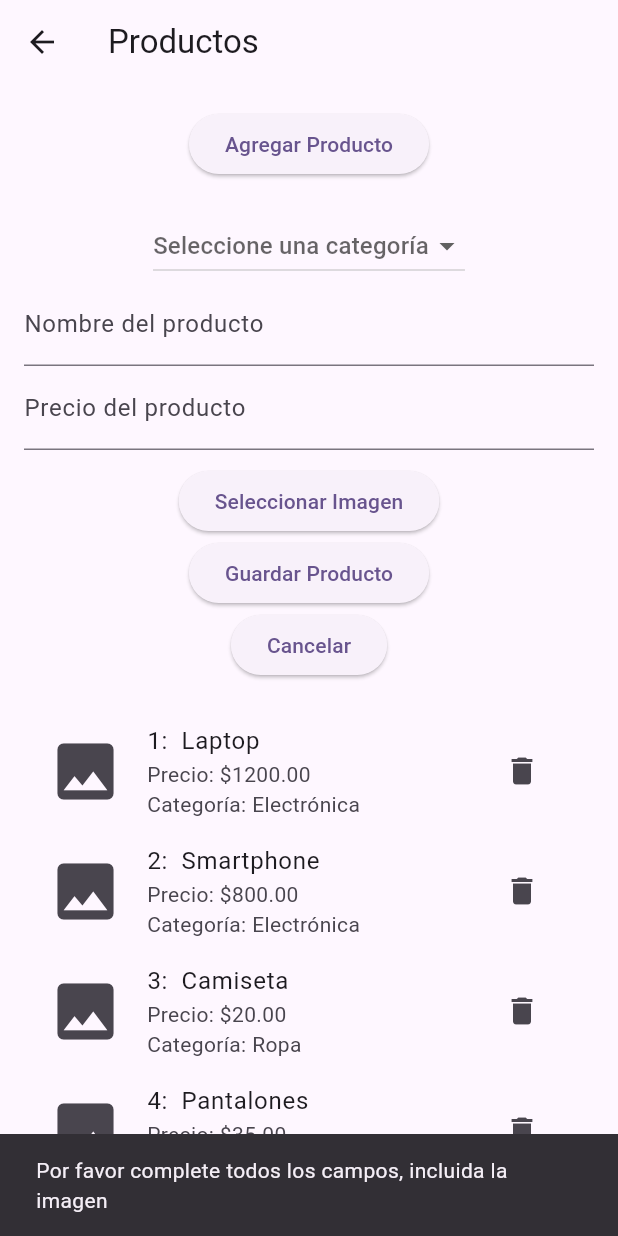
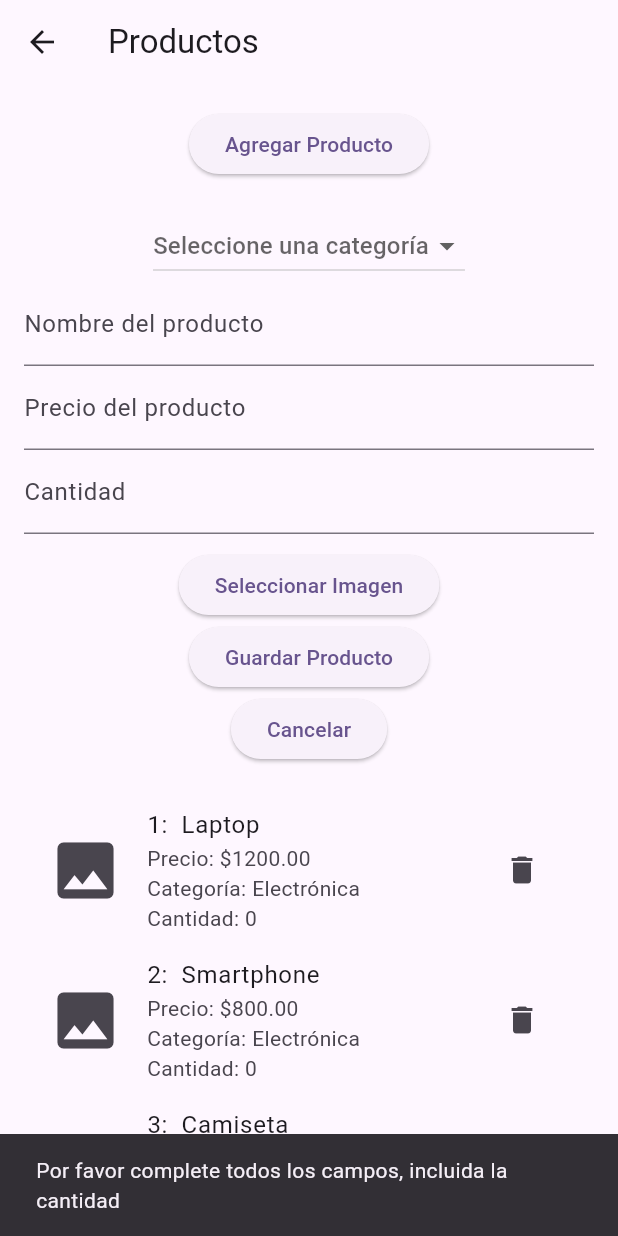
Before and after one commit to jorgesemai19/parcial2, a Flutter app: the ProductScreen screen opened by its route, after a tap on "Agregar Producto", after a tap on "Guardar Producto", on a phone screen of 412 x 824 dp. Run offline on Flutter 3.47's test engine with Material 3 defaults, Android fonts, the light colour scheme and no system bars; our stand-ins replace image_picker.

Commit message:
se agrega la cantidad al crud de productos

```diff
--- a/lib/models/product.dart
+++ b/lib/models/product.dart
@@ -4,7 +4,7 @@ class Product {
   int? idCategoria; // Relación con Category
   double precioVenta;
   String? imagenLocal; // Nueva propiedad para la imagen
-  //int cantidad;//cantidad disponible del producto
+  final int cantidad;//cantidad disponible del producto
 
   Product({
     required this.idProducto,
@@ -12,6 +12,6 @@ class Product {
     required this.idCategoria,
     required this.precioVenta,
     this.imagenLocal, // Es opcional, ya que algunos productos podrían no tener imagen
-    //this.cantidad,
+    this.cantidad=0,
   });
 }
--- a/lib/screens/product_screen.dart
+++ b/lib/screens/product_screen.dart
@@ -19,6 +19,8 @@ class _ProductScreenState extends State<ProductScreen> {
   Category? _selectedCategory;
   final _dataService = DataService();
   bool _isEditing = false;
+  final _quantityController = TextEditingController();
+
 
   String? _imagePath; // Ruta de la imagen seleccionada
 
@@ -85,7 +87,8 @@ class _ProductScreenState extends State<ProductScreen> {
                     title: Text('${product.idProducto}:  ${product.nombre}'),
                     subtitle: Text(
                       'Precio: \$${product.precioVenta.toStringAsFixed(2)}\n'
-                      'Categoría: ${category != null ? category.nombre : "No asignada"}',
+                      'Categoría: ${category != null ? category.nombre : "No asignada"}\n'
+                      'Cantidad: ${product.cantidad}', // Muestra la cantidad aquí
                     ),
                     trailing: IconButton(
                       icon: const Icon(Icons.delete),
@@ -133,6 +136,11 @@ class _ProductScreenState extends State<ProductScreen> {
           decoration: const InputDecoration(labelText: 'Precio del producto'),
           keyboardType: TextInputType.number,
         ),
+        TextField(
+          controller: _quantityController,
+          decoration: const InputDecoration(labelText: 'Cantidad'),
+          keyboardType: TextInputType.number,
+        ),
         const SizedBox(height: 10),
         if (_imagePath != null)
           Image.file(File(_imagePath!), height: 100, width: 100, fit: BoxFit.cover),
@@ -157,13 +165,15 @@ class _ProductScreenState extends State<ProductScreen> {
     );
   }
 
+
   void _addProduct() {
     if (_nameController.text.isEmpty ||
         _priceController.text.isEmpty ||
         _selectedCategory == null ||
-        _imagePath == null) {
+        _imagePath == null ||
+        _quantityController.text.isEmpty) { // Verifica que la cantidad no esté vacía
       ScaffoldMessenger.of(context).showSnackBar(
-        const SnackBar(content: Text('Por favor complete todos los campos, incluida la imagen')),
+        const SnackBar(content: Text('Por favor complete todos los campos, incluida la cantidad')),
       );
       return;
     }
@@ -175,12 +185,14 @@ class _ProductScreenState extends State<ProductScreen> {
         idCategoria: _selectedCategory!.idCategoria,
         precioVenta: double.tryParse(_priceController.text) ?? 0.0,
         imagenLocal: _imagePath, // Agrega la ruta de la imagen
+        cantidad: int.tryParse(_quantityController.text) ?? 0, // Agrega la cantidad
       );
       _dataService.addProduct(newProduct);
       _isEditing = false;
       _clearForm();
     });
   }
+
 
   void _deleteProduct(int id) {
     setState(() {
```
Also changed, not shown: imagenes/notebook.png (added).
